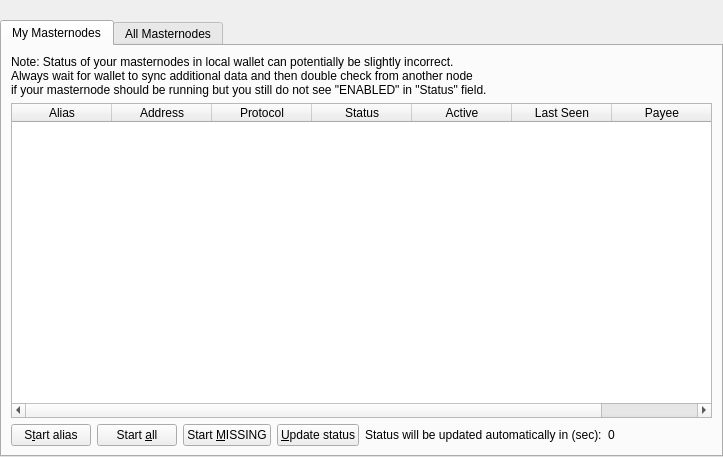
Above: src/qt/forms/masternodelist.ui from bitpoolro/5G before the change. Below: the same form after it.
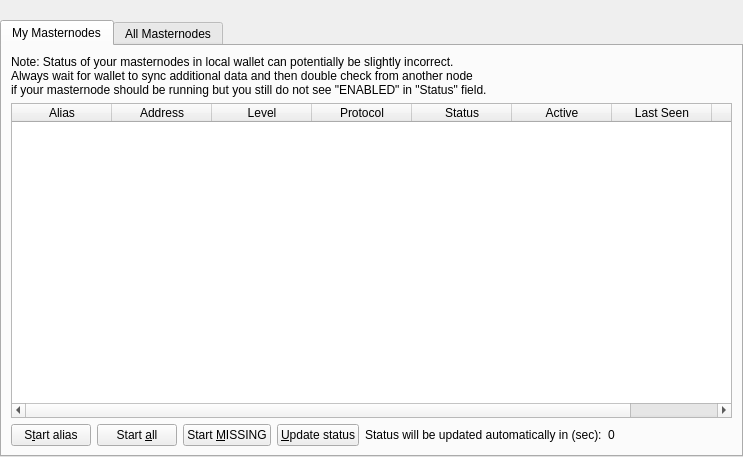
That is the form after the change.

```diff
--- a/src/qt/forms/masternodelist.ui
+++ b/src/qt/forms/masternodelist.ui
@@ -6,7 +6,7 @@
    <rect>
     <x>0</x>
     <y>0</y>
-    <width>723</width>
+    <width>743</width>
     <height>457</height>
    </rect>
   </property>
@@ -115,6 +115,14 @@
                <string>Address</string>
               </property>
              </column>
+             <column>
+              <property name="text">
+               <string>Level</string>
+              </property>
+              <property name="textAlignment">
+               <set>AlignCenter</set>
+              </property>
+             </column>
              <column>
               <property name="text">
                <string>Protocol</string>
```
Left out of the diff: 22 changed lines with no effect on the pictures.
